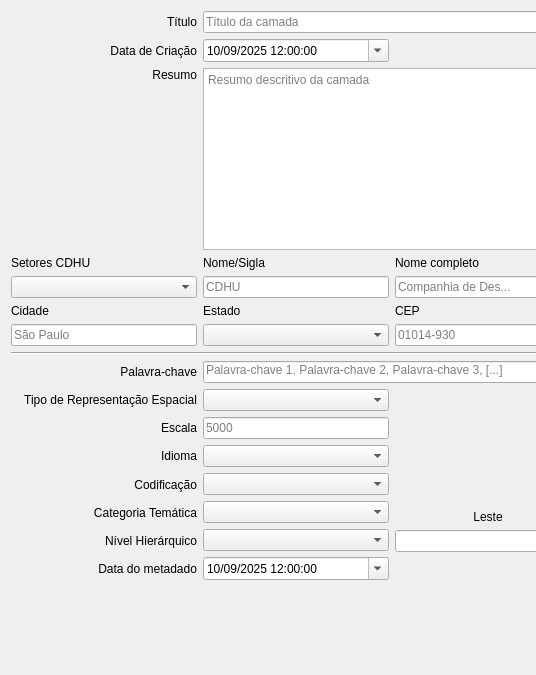
maviz991/qgis-geometadata-plugin, file GeoMetadata_dialog_base.ui: the form before one commit; both pictures show x 0 to 536 and y 0 to 675 of the 1308 by 675 pixel window.
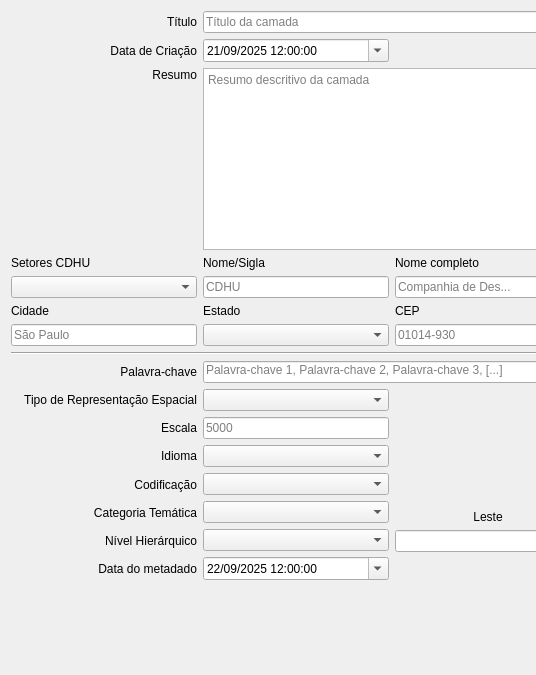
The form after the commit. Icons and pictures are not drawn.

```diff
--- a/GeoMetadata_dialog_base.ui
+++ b/GeoMetadata_dialog_base.ui
@@ -1038,14 +1038,14 @@
          <second>0</second>
          <year>2025</year>
          <month>9</month>
-         <day>10</day>
+         <day>21</day>
         </datetime>
        </property>
        <property name="date">
         <date>
          <year>2025</year>
          <month>9</month>
-         <day>10</day>
+         <day>21</day>
         </date>
        </property>
        <property name="minimumDateTime">
@@ -1196,14 +1196,14 @@
          <second>0</second>
          <year>2025</year>
          <month>9</month>
-         <day>10</day>
+         <day>22</day>
         </datetime>
        </property>
        <property name="date">
         <date>
          <year>2025</year>
          <month>9</month>
-         <day>10</day>
+         <day>22</day>
         </date>
        </property>
        <property name="time">
```
